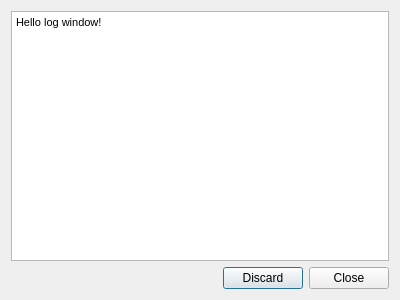
First picture: the form in src/Interface/Application/ModuleLogWindow.ui, repository SCIInstitute/SCIRun, before the edit.
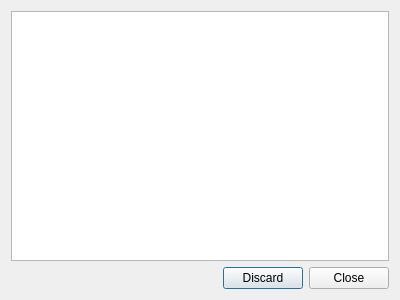
Second picture: the form after the edit. Icons and pictures are not drawn.

Diff of the .ui file:
```diff
--- a/src/Interface/Application/ModuleLogWindow.ui
+++ b/src/Interface/Application/ModuleLogWindow.ui
@@ -42,7 +42,7 @@
 &lt;html&gt;&lt;head&gt;&lt;meta name=&quot;qrichtext&quot; content=&quot;1&quot; /&gt;&lt;style type=&quot;text/css&quot;&gt;
 p, li { white-space: pre-wrap; }
 &lt;/style&gt;&lt;/head&gt;&lt;body style=&quot; font-family:'MS Shell Dlg 2'; font-size:8.25pt; font-weight:400; font-style:normal;&quot;&gt;
-&lt;p style=&quot; margin-top:0px; margin-bottom:0px; margin-left:0px; margin-right:0px; -qt-block-indent:0; text-indent:0px;&quot;&gt;Hello log window!&lt;/p&gt;&lt;/body&gt;&lt;/html&gt;</string>
+&lt;p style=&quot;-qt-paragraph-type:empty; margin-top:0px; margin-bottom:0px; margin-left:0px; margin-right:0px; -qt-block-indent:0; text-indent:0px; font-size:8pt;&quot;&gt;&lt;/p&gt;&lt;/body&gt;&lt;/html&gt;</string>
        </property>
       </widget>
      </item>
```
